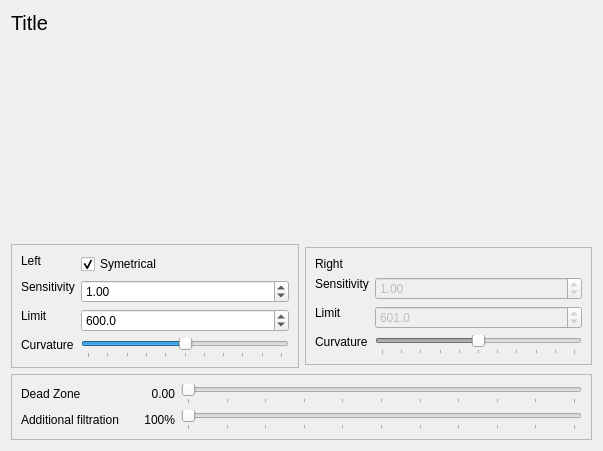
This is src/qt_gui/scurve.ui in mavak/linux-track as Qt 5 draws it before an edit. The edited form follows.
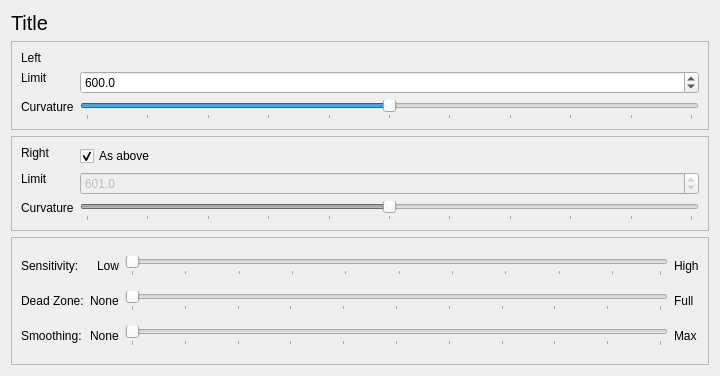
This is the edited form.

Commit message: NOT FINISHED YET! Continued refactoring of the GUI... Sensitivity is now global for the whole axis.

The edit to the form file:
```diff
--- a/src/qt_gui/scurve.ui
+++ b/src/qt_gui/scurve.ui
@@ -6,14 +6,14 @@
    <rect>
     <x>0</x>
     <y>0</y>
-    <width>603</width>
-    <height>451</height>
+    <width>720</width>
+    <height>376</height>
    </rect>
   </property>
   <property name="windowTitle">
    <string>Form</string>
   </property>
-  <layout class="QVBoxLayout" name="verticalLayout_3">
+  <layout class="QVBoxLayout" name="verticalLayout_4">
    <item>
     <widget class="QLabel" name="SCTitle">
      <property name="sizePolicy">
@@ -33,30 +33,12 @@
     </widget>
    </item>
    <item>
-    <layout class="QVBoxLayout" name="SCView">
-     <property name="sizeConstraint">
-      <enum>QLayout::SetMinimumSize</enum>
-     </property>
+    <layout class="QHBoxLayout" name="horizontalLayout_2">
      <item>
-      <spacer name="SCViewSpacer">
-       <property name="orientation">
-        <enum>Qt::Vertical</enum>
-       </property>
-       <property name="sizeType">
-        <enum>QSizePolicy::Expanding</enum>
-       </property>
-       <property name="sizeHint" stdset="0">
-        <size>
-         <width>20</width>
-         <height>1</height>
-        </size>
-       </property>
-      </spacer>
+      <layout class="QVBoxLayout" name="SCView"/>
      </item>
-    </layout>
-   </item>
    <item>
-    <layout class="QHBoxLayout" name="horizontalLayout_11">
+      <layout class="QVBoxLayout" name="verticalLayout_3">
      <item>
       <widget class="QFrame" name="frame_2">
        <property name="sizePolicy">
@@ -74,6 +56,9 @@
        <layout class="QVBoxLayout" name="verticalLayout_2">
         <item>
          <layout class="QFormLayout" name="formLayout_2">
+            <property name="fieldGrowthPolicy">
+             <enum>QFormLayout::AllNonFixedFieldsGrow</enum>
+            </property>
           <item row="0" column="0">
            <widget class="QLabel" name="SCLeftLabel">
             <property name="sizePolicy">
@@ -87,58 +72,7 @@
             </property>
            </widget>
           </item>
-          <item row="0" column="1">
-           <widget class="QCheckBox" name="SCSymetrical">
-            <property name="sizePolicy">
-             <sizepolicy hsizetype="Minimum" vsizetype="Maximum">
-              <horstretch>0</horstretch>
-              <verstretch>0</verstretch>
-             </sizepolicy>
-            </property>
-            <property name="text">
-             <string>Symetrical</string>
-            </property>
-            <property name="checked">
-             <bool>true</bool>
-            </property>
-           </widget>
-          </item>
           <item row="1" column="0">
-           <widget class="QLabel" name="label_9">
-            <property name="sizePolicy">
-             <sizepolicy hsizetype="Preferred" vsizetype="Maximum">
-              <horstretch>0</horstretch>
-              <verstretch>0</verstretch>
-             </sizepolicy>
-            </property>
-            <property name="text">
-             <string>Sensitivity</string>
-            </property>
-           </widget>
-          </item>
-          <item row="1" column="1">
-           <widget class="QDoubleSpinBox" name="SCLeftFactor">
-            <property name="sizePolicy">
-             <sizepolicy hsizetype="Minimum" vsizetype="Maximum">
-              <horstretch>0</horstretch>
-              <verstretch>0</verstretch>
-             </sizepolicy>
-            </property>
-            <property name="minimum">
-             <double>0.000000000000000</double>
-            </property>
-            <property name="maximum">
-             <double>100.000000000000000</double>
-            </property>
-            <property name="singleStep">
-             <double>0.100000000000000</double>
-            </property>
-            <property name="value">
-             <double>1.000000000000000</double>
-            </property>
-           </widget>
-          </item>
-          <item row="2" column="0">
            <widget class="QLabel" name="label_2">
             <property name="sizePolicy">
              <sizepolicy hsizetype="Preferred" vsizetype="Maximum">
@@ -151,7 +85,7 @@
             </property>
            </widget>
           </item>
-          <item row="2" column="1">
+            <item row="1" column="1">
            <widget class="QDoubleSpinBox" name="SCLeftLimit">
             <property name="sizePolicy">
              <sizepolicy hsizetype="Minimum" vsizetype="Maximum">
@@ -173,7 +107,7 @@
             </property>
            </widget>
           </item>
-          <item row="3" column="0">
+            <item row="2" column="0">
            <widget class="QLabel" name="SCCurvL">
             <property name="sizePolicy">
              <sizepolicy hsizetype="Preferred" vsizetype="Maximum">
@@ -186,7 +120,7 @@
             </property>
            </widget>
           </item>
-          <item row="3" column="1">
+            <item row="2" column="1">
            <widget class="QSlider" name="SCLeftCurv">
             <property name="enabled">
              <bool>true</bool>
@@ -236,6 +170,9 @@
        <layout class="QVBoxLayout" name="verticalLayout">
         <item>
          <layout class="QFormLayout" name="formLayout">
+            <property name="fieldGrowthPolicy">
+             <enum>QFormLayout::AllNonFixedFieldsGrow</enum>
+            </property>
           <item row="0" column="0">
            <widget class="QLabel" name="SCRightLabel">
             <property name="sizePolicy">
@@ -250,44 +187,6 @@
            </widget>
           </item>
           <item row="1" column="0">
-           <widget class="QLabel" name="label">
-            <property name="sizePolicy">
-             <sizepolicy hsizetype="Preferred" vsizetype="Maximum">
-              <horstretch>0</horstretch>
-              <verstretch>0</verstretch>
-             </sizepolicy>
-            </property>
-            <property name="text">
-             <string>Sensitivity</string>
-            </property>
-           </widget>
-          </item>
-          <item row="1" column="1">
-           <widget class="QDoubleSpinBox" name="SCRightFactor">
-            <property name="enabled">
-             <bool>false</bool>
-            </property>
-            <property name="sizePolicy">
-             <sizepolicy hsizetype="Minimum" vsizetype="Maximum">
-              <horstretch>0</horstretch>
-              <verstretch>0</verstretch>
-             </sizepolicy>
-            </property>
-            <property name="minimum">
-             <double>0.000000000000000</double>
-            </property>
-            <property name="maximum">
-             <double>100.000000000000000</double>
-            </property>
-            <property name="singleStep">
-             <double>0.100000000000000</double>
-            </property>
-            <property name="value">
-             <double>1.000000000000000</double>
-            </property>
-           </widget>
-          </item>
-          <item row="2" column="0">
            <widget class="QLabel" name="label_3">
             <property name="sizePolicy">
              <sizepolicy hsizetype="Preferred" vsizetype="Maximum">
@@ -300,7 +199,7 @@
             </property>
            </widget>
           </item>
-          <item row="2" column="1">
+            <item row="1" column="1">
            <widget class="QDoubleSpinBox" name="SCRightLimit">
             <property name="enabled">
              <bool>false</bool>
@@ -325,7 +224,7 @@
             </property>
            </widget>
           </item>
-          <item row="3" column="0">
+            <item row="2" column="0">
            <widget class="QLabel" name="SCCurvR">
             <property name="sizePolicy">
              <sizepolicy hsizetype="Preferred" vsizetype="Maximum">
@@ -338,7 +237,7 @@
             </property>
            </widget>
           </item>
-          <item row="3" column="1">
+            <item row="2" column="1">
            <widget class="QSlider" name="SCRightCurv">
             <property name="enabled">
              <bool>false</bool>
@@ -366,10 +265,28 @@
             </property>
            </widget>
           </item>
+            <item row="0" column="1">
+             <widget class="QCheckBox" name="SCSymetrical">
+              <property name="sizePolicy">
+               <sizepolicy hsizetype="Minimum" vsizetype="Maximum">
+                <horstretch>0</horstretch>
+                <verstretch>0</verstretch>
+               </sizepolicy>
+              </property>
+              <property name="text">
+               <string>As above</string>
+              </property>
+              <property name="checked">
+               <bool>true</bool>
+              </property>
+             </widget>
+            </item>
          </layout>
         </item>
        </layout>
       </widget>
+       </item>
+      </layout>
      </item>
     </layout>
    </item>
@@ -384,44 +301,37 @@
      <layout class="QHBoxLayout" name="horizontalLayout">
       <item>
        <layout class="QGridLayout" name="gridLayout">
+        <item row="1" column="0">
+         <widget class="QLabel" name="label_4">
+          <property name="text">
+           <string>Dead Zone:</string>
+          </property>
+         </widget>
+        </item>
+        <item row="2" column="0">
+         <widget class="QLabel" name="label_5">
+          <property name="text">
+           <string>Smoothing:</string>
+          </property>
+         </widget>
+        </item>
+        <item row="0" column="0">
+         <widget class="QLabel" name="label_9">
+          <property name="sizePolicy">
+           <sizepolicy hsizetype="Preferred" vsizetype="Maximum">
+            <horstretch>0</horstretch>
+            <verstretch>0</verstretch>
+           </sizepolicy>
+          </property>
+          <property name="text">
+           <string>Sensitivity:</string>
+          </property>
+         </widget>
+        </item>
         <item row="0" column="1">
-         <widget class="QLabel" name="SCDZoneLabel">
-          <property name="sizePolicy">
-           <sizepolicy hsizetype="Fixed" vsizetype="Preferred">
-            <horstretch>0</horstretch>
-            <verstretch>0</verstretch>
-           </sizepolicy>
-          </property>
-          <property name="minimumSize">
-           <size>
-            <width>50</width>
-            <height>0</height>
-           </size>
-          </property>
+         <widget class="QLabel" name="label">
           <property name="text">
-           <string>0.00</string>
-          </property>
-          <property name="alignment">
-           <set>Qt::AlignRight|Qt::AlignTrailing|Qt::AlignVCenter</set>
-          </property>
-         </widget>
-        </item>
-        <item row="1" column="1">
-         <widget class="QLabel" name="SCFilterLabel">
-          <property name="sizePolicy">
-           <sizepolicy hsizetype="Fixed" vsizetype="Preferred">
-            <horstretch>0</horstretch>
-            <verstretch>0</verstretch>
-           </sizepolicy>
-          </property>
-          <property name="minimumSize">
-           <size>
-            <width>50</width>
-            <height>0</height>
-           </size>
-          </property>
-          <property name="text">
-           <string>100%</string>
+           <string>Low</string>
           </property>
           <property name="alignment">
            <set>Qt::AlignRight|Qt::AlignTrailing|Qt::AlignVCenter</set>
@@ -429,10 +339,7 @@
          </widget>
         </item>
         <item row="0" column="2">
-         <widget class="QSlider" name="SCDeadZone">
-          <property name="maximum">
-           <number>100</number>
-          </property>
+         <widget class="QSlider" name="SCFactor">
           <property name="orientation">
            <enum>Qt::Horizontal</enum>
           </property>
@@ -444,7 +351,30 @@
           </property>
          </widget>
         </item>
+        <item row="0" column="3">
+         <widget class="QLabel" name="label_6">
+          <property name="text">
+           <string>High</string>
+          </property>
+         </widget>
+        </item>
         <item row="1" column="2">
+         <widget class="QSlider" name="SCDeadZone">
+          <property name="maximum">
+           <number>100</number>
+          </property>
+          <property name="orientation">
+           <enum>Qt::Horizontal</enum>
+          </property>
+          <property name="tickPosition">
+           <enum>QSlider::TicksBelow</enum>
+          </property>
+          <property name="tickInterval">
+           <number>10</number>
+          </property>
+         </widget>
+        </item>
+        <item row="2" column="2">
          <widget class="QSlider" name="SCFilterSlider">
           <property name="minimum">
            <number>0</number>
@@ -463,17 +393,31 @@
           </property>
          </widget>
         </item>
-        <item row="0" column="0">
-         <widget class="QLabel" name="label_4">
+        <item row="1" column="1">
+         <widget class="QLabel" name="label_7">
           <property name="text">
-           <string>Dead Zone</string>
+           <string>None</string>
           </property>
          </widget>
         </item>
-        <item row="1" column="0">
-         <widget class="QLabel" name="label_5">
+        <item row="1" column="3">
+         <widget class="QLabel" name="label_8">
           <property name="text">
-           <string>Additional filtration</string>
+           <string>Full</string>
+          </property>
+         </widget>
+        </item>
+        <item row="2" column="1">
+         <widget class="QLabel" name="label_10">
+          <property name="text">
+           <string>None</string>
+          </property>
+         </widget>
+        </item>
+        <item row="2" column="3">
+         <widget class="QLabel" name="label_11">
+          <property name="text">
+           <string>Max</string>
           </property>
          </widget>
         </item>
```
Lines whose indentation alone changed are shown as unchanged. The commit also changes 36 other files.
